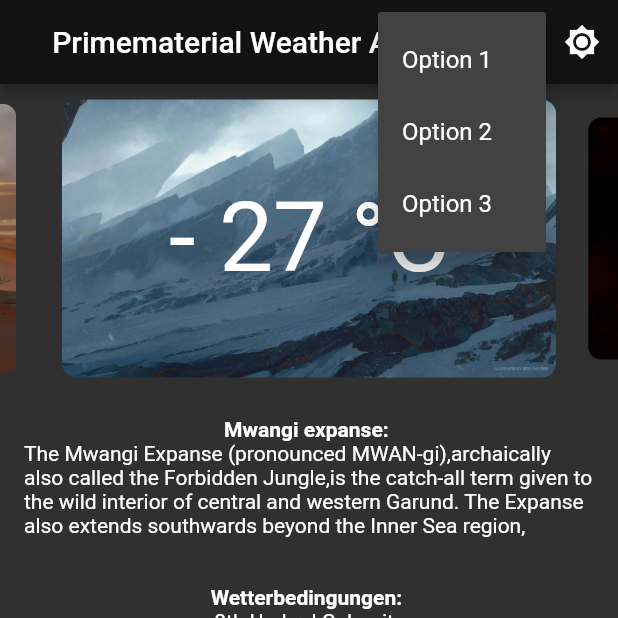
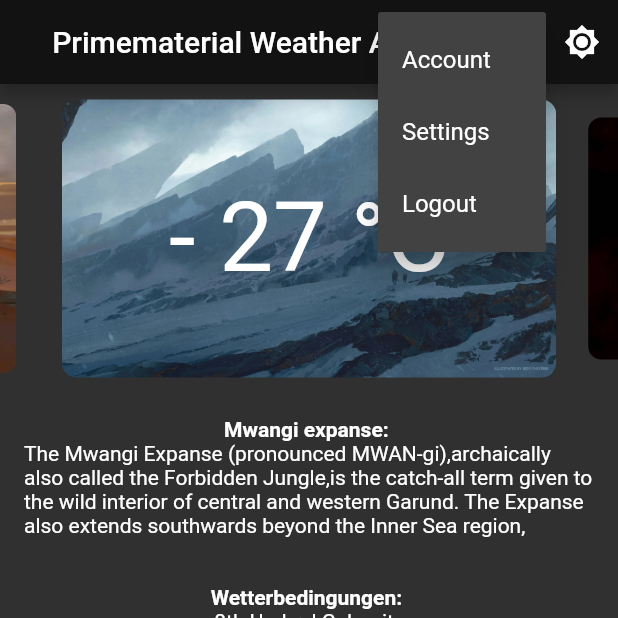
Before and after one commit to ChristopherLeidich/D20Weather, a Flutter app: the screen it shows after launch, after a tap on the "more vert" icon, on a phone screen of 412 x 824 dp, the top half of it. Run offline on Flutter 3.47's test engine with Material 2 defaults, Android fonts, the phone set to English and light mode, and no system bars; drawn by our look-alikes of carousel_slider.

```diff
--- a/lib/main.dart
+++ b/lib/main.dart
@@ -64,15 +64,18 @@ class _MyCustomAppBarState extends State<MyCustomAppBar> {
           ),
         ],
       ),
-      body: Column(
-          children: [
-            CarouselSliderWidget(controller: _carouselController, onIndexChanged: (index) {// Use the CarouselSliderWidget in the body
-              setState(() {
-                currentIndex = index;
-              });
+      body: AspectRatio(
+                aspectRatio: 10 / 16,
+            child: Column(
+            children: [
+              CarouselSliderWidget(controller: _carouselController, onIndexChanged: (index) {// Use the CarouselSliderWidget in the body
+                setState(() {
+                  currentIndex = index;
+                });
             }),
             TextWidget(currentIndex: currentIndex),
           ],
+        ),
       ),
     );
       /*Center(
@@ -112,16 +115,16 @@ class MyMenuButton extends StatelessWidget {
         return [
           const PopupMenuItem(
             value: 1,
-            child: Text('Option 1'),
+            child: Text('Account'),
             //Navigator.pushNamed(context, routeName)
           ),
           const PopupMenuItem(
             value: 2,
-            child: Text('Option 2'),
+            child: Text('Settings'),
           ),
           const PopupMenuItem(
             value: 3,
-            child: Text('Option 3'),
+            child: Text('Logout'),
           ),
         ];
       },
```
